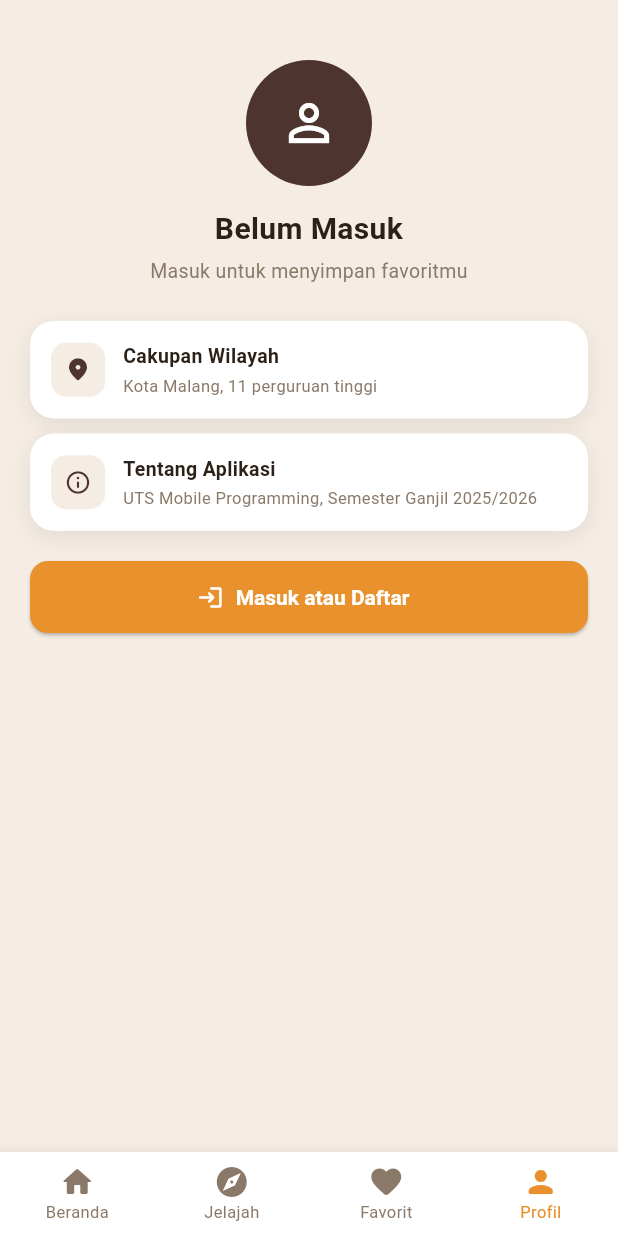
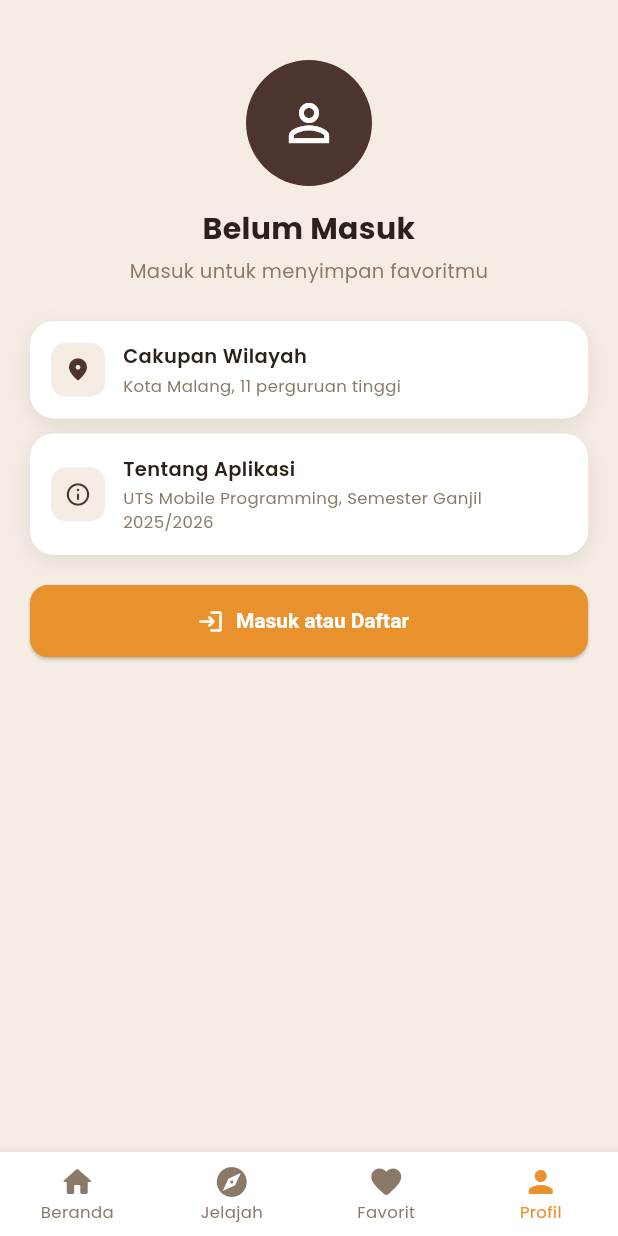
Before and after one commit to rinrinarin48/UTS_Mobile_nugasmana, a Flutter app: the screen it shows after launch, item 4 of the bottom bar chosen, on a phone screen of 412 x 824 dp. Run offline on Flutter 3.47's test engine with Material 3 defaults, Android fonts, the phone set to English and light mode, and no system bars; our stand-ins replace google_fonts, shared_preferences; network calls fail.

Commit message:
benerin font

```diff
--- a/lib/theme/app_theme.dart
+++ b/lib/theme/app_theme.dart
@@ -1,4 +1,5 @@
 import 'package:flutter/material.dart';
+import 'package:google_fonts/google_fonts.dart';
 
 /// Kumpulan token warna aplikasi NugasMana.
 /// Nilai warna diambil langsung dari sistem desain yang dibuat di Figma.
@@ -25,8 +26,10 @@ class AppTheme {
         secondary: AppColors.jeruk,
         surface: AppColors.putih,
       ),
-      // Catatan: font Poppins dapat ditambahkan lewat package google_fonts.
-      // Di sini digunakan font bawaan agar proyek tetap dapat berjalan offline.
+      // Huruf Poppins diambil dari package google_fonts dan diterapkan
+      // sebagai fontFamily global, sehingga seluruh teks pada aplikasi
+      // memakainya tanpa perlu menyebutkannya satu per satu.
+      fontFamily: GoogleFonts.poppins().fontFamily,
       textTheme: const TextTheme(
         headlineLarge: TextStyle(
           fontSize: 24,
@@ -60,7 +63,7 @@ class AppTheme {
 
   static List<BoxShadow> get bayanganKartu => [
         BoxShadow(
-          color: Colors.black.withOpacity(0.08),
+          color: Colors.black.withValues(alpha: 0.08),
           offset: const Offset(0, 4),
           blurRadius: 12,
         ),
--- a/pubspec.yaml
+++ b/pubspec.yaml
@@ -21,6 +21,7 @@ dependencies:
 
   # Dipakai pada tahap pengembangan berikutnya (integrasi API)
   http: ^1.2.0
+  google_fonts: ^9.0.0
 
 dev_dependencies:
   flutter_test:
```
Also changed, not shown: 1 other file.
